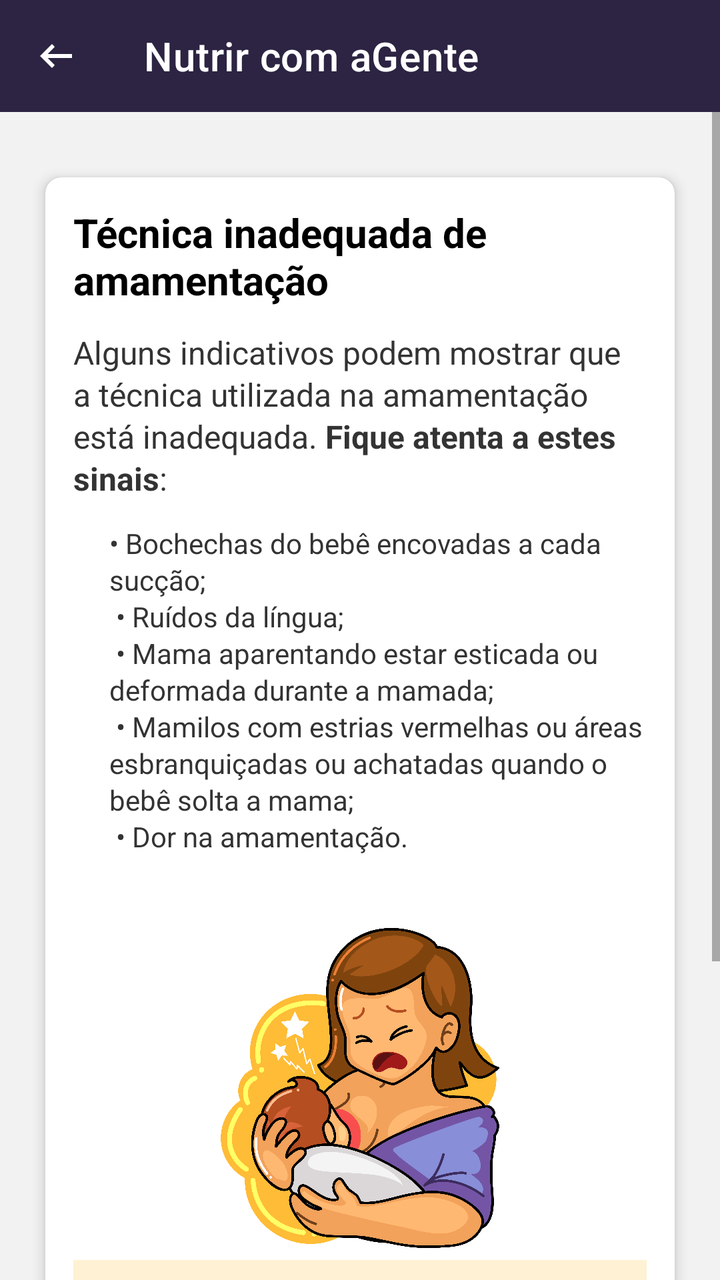
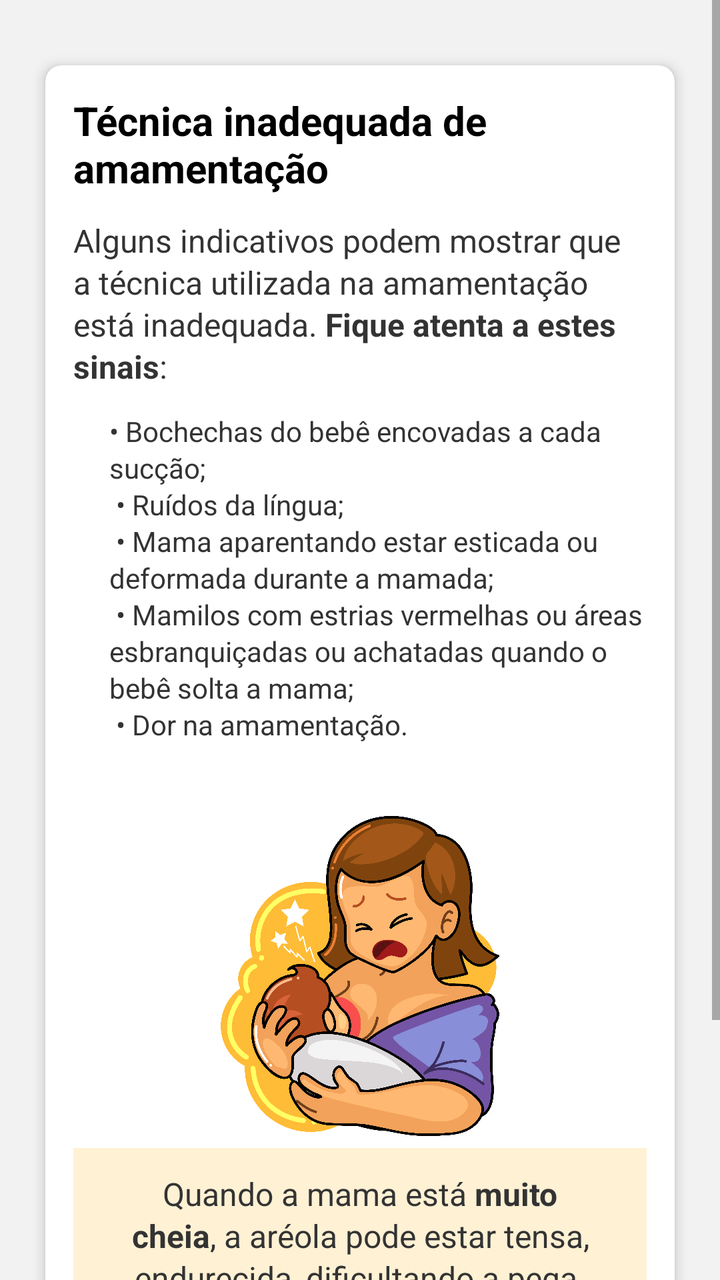

The first picture is an Android layout as it rendered before a commit; the second is the same layout after the commit. The layout source and the unified diff follow.
<!-- AndroidManifest.xml: application theme Theme.NutrirAGente -->
<!-- res/layout/inadequate_technique.xml -->
<?xml version="1.0" encoding="utf-8"?>
<LinearLayout xmlns:android="http://schemas.android.com/apk/res/android"
    xmlns:app="http://schemas.android.com/apk/res-auto"
    xmlns:tools="http://schemas.android.com/tools"
    android:orientation="vertical"
    android:layout_width="match_parent"
    android:layout_height="match_parent"
    android:background="#F2F2F2">

    
    <androidx.appcompat.widget.Toolbar
        android:id="@+id/toolbar"
        android:layout_width="match_parent"
        android:layout_height="?attr/actionBarSize"
        app:navigationIcon="@drawable/ic_arrow_back"
        android:background="#2C2442"
        app:title="@string/app_name"
        app:titleTextColor="@android:color/white"/>

    
    <ScrollView
        android:layout_width="match_parent"
        android:layout_height="match_parent"
        android:fillViewport="true">

        <LinearLayout
            android:layout_width="match_parent"
            android:layout_height="wrap_content"
            android:orientation="vertical"
            android:padding="16dp">

            
            <androidx.cardview.widget.CardView
                android:layout_width="match_parent"
                android:layout_height="wrap_content"
                android:layout_marginTop="8dp"
                android:layout_marginBottom="16dp"
                app:cardCornerRadius="8dp"
                app:cardElevation="4dp"
                app:cardUseCompatPadding="true">

                <LinearLayout
                    android:layout_width="match_parent"
                    android:layout_height="wrap_content"
                    android:orientation="vertical"
                    android:padding="14dp">

                    <LinearLayout
                        android:layout_width="match_parent"
                        android:layout_height="wrap_content"
                        android:orientation="vertical">

                        
                        <TextView
                            android:id="@+id/tvTitulo"
                            android:layout_width="wrap_content"
                            android:layout_height="wrap_content"
                            android:text="Técnica inadequada de amamentação"
                            android:textSize="20sp"
                            android:textStyle="bold"
                            android:textColor="#000000"
                            android:layout_marginBottom="12dp"/>

                        <TextView
                            android:id="@+id/tv_TextoPrincipal"
                            android:layout_width="match_parent"
                            android:layout_height="wrap_content"
                            android:text="@string/ntecnica"
                            android:textSize="16sp"
                            android:textColor="#333333"
                            android:lineSpacingExtra="2dp"
                            android:layout_marginBottom="12dp"
                            tools:ignore="DuplicateIds" />

                        <TextView
                            android:id="@+id/tvTextoPrincipal"
                            android:layout_width="match_parent"
                            android:layout_height="wrap_content"
                            android:text="@string/ntecnica2"
                            android:textSize="14sp"
                            android:textColor="#333333"
                            android:lineSpacingExtra="2dp"
                            android:layout_marginBottom="12dp"
                            android:gravity="left"
                            android:layout_marginStart="18dp" />

                        <ImageView
                            android:id="@+id/feeding_child_image"
                            android:layout_width="160dp"
                            android:layout_height="160dp"
                            android:src="@drawable/mae_com_dor"
                            android:layout_gravity="center"
                            android:adjustViewBounds="true"
                            android:scaleType="fitCenter"
                            android:layout_marginTop="6dp"
                            android:layout_marginBottom="6dp"/>

                        <LinearLayout
                            android:layout_width="match_parent"
                            android:layout_height="wrap_content"
                            android:layout_marginBottom="12dp"
                            android:background="#FFF1D4"
                            android:orientation="vertical"
                            android:padding="12dp">

                            <TextView
                                android:id="@+id/tv_1_TextoPrincipal"
                                android:layout_width="match_parent"
                                android:layout_height="wrap_content"
                                android:text="@string/ntecnica3"
                                android:textSize="16sp"
                                android:textColor="#333333"
                                android:lineSpacingExtra="2dp"
                                android:layout_marginBottom="12dp"
                                android:gravity="center" />

                        </LinearLayout>

                    </LinearLayout> 
                </LinearLayout> 
            </androidx.cardview.widget.CardView>

        </LinearLayout>
    </ScrollView>
</LinearLayout>
<!-- resources referenced by this layout -->
<resources>
  <!-- drawable ic_arrow_back (drawable) -->
  <vector xmlns:android="http://schemas.android.com/apk/res/android" android:autoMirrored="true" android:height="24dp" android:tint="@color/white" android:viewportHeight="960" android:viewportWidth="960" android:width="24dp">
        
      <path android:fillColor="@android:color/white" android:pathData="M400,720L160,480L400,240L456,298L314,440L800,440L800,520L314,520L456,662L400,720Z"/>
      
  </vector>
  <!-- drawable mae_com_dor: png bitmap (drawable, 513284 bytes) -->
  <string name="app_name">Nutrir com aGente</string>
  <string name="ntecnica">
          Alguns indicativos podem mostrar que a técnica utilizada na amamentação está inadequada. <b>Fique atenta a estes sinais</b>:
      </string>
  <string name="ntecnica2">
      •   Bochechas do bebê encovadas a cada sucção;  \n
      •   Ruídos da língua;   \n
      •   Mama aparentando estar esticada ou deformada durante a mamada;  \n
      •   Mamilos com estrias vermelhas ou áreas esbranquiçadas ou achatadas quando o bebê solta a mama;  \n
      •   Dor na amamentação.     \n
      </string>
  <string name="ntecnica3">
          Quando a mama está <b>muito cheia</b>, a aréola pode estar tensa, endurecida, dificultando a pega. Antes da mamada, você pode <b>retirar manualmente um pouco de leite</b>, isto facilitará a pega.
      </string>
  <style name="Theme.NutrirAGente" parent="Theme.MaterialComponents.Light.NoActionBar">
          
          <item name="colorPrimary">@color/purple_500</item>
          <item name="colorPrimaryVariant">@color/blue_toolbar</item>
          <item name="colorOnPrimary">@color/white</item>
          <item name="colorOnPrimaryFixedVariant">@color/blue_toolbar</item>
          
          <item name="colorSecondary">@color/teal_200</item>
          <item name="colorSecondaryVariant">@color/teal_700</item>
          <item name="colorOnSecondary">@color/black</item>
          
          <item name="android:statusBarColor">@color/blue_toolbar</item>
          
      </style>
  <color name="white">#FFFFFFFF</color>
  <color name="purple_500">#FF6200EE</color>
  <color name="blue_toolbar">#272643</color>
  <color name="teal_200">#FF03DAC5</color>
  <color name="teal_700">#FF018786</color>
  <color name="black">#FF000000</color>
</resources>

<!-- the commit's change to res/layout/inadequate_technique.xml (unified diff, before → after) -->
@@ -7,15 +7,7 @@
     android:layout_height="match_parent"
     android:background="#F2F2F2">
 
-    
-    <androidx.appcompat.widget.Toolbar
-        android:id="@+id/toolbar"
-        android:layout_width="match_parent"
-        android:layout_height="?attr/actionBarSize"
-        app:navigationIcon="@drawable/ic_arrow_back"
-        android:background="#2C2442"
-        app:title="@string/app_name"
-        app:titleTextColor="@android:color/white"/>
+
 
     
     <ScrollView
<!-- resource entries referenced after the edit -->
@@ -1,13 +1,6 @@
 <!-- resources referenced by this layout -->
 <resources>
-  <!-- drawable ic_arrow_back (drawable) -->
-  <vector xmlns:android="http://schemas.android.com/apk/res/android" android:autoMirrored="true" android:height="24dp" android:tint="@color/white" android:viewportHeight="960" android:viewportWidth="960" android:width="24dp">
-        
-      <path android:fillColor="@android:color/white" android:pathData="M400,720L160,480L400,240L456,298L314,440L800,440L800,520L314,520L456,662L400,720Z"/>
-      
-  </vector>
   <!-- drawable mae_com_dor: png bitmap (drawable, 513284 bytes) -->
-  <string name="app_name">Nutrir com aGente</string>
   <string name="ntecnica">
           Alguns indicativos podem mostrar que a técnica utilizada na amamentação está inadequada. <b>Fique atenta a estes sinais</b>:
       </string>
